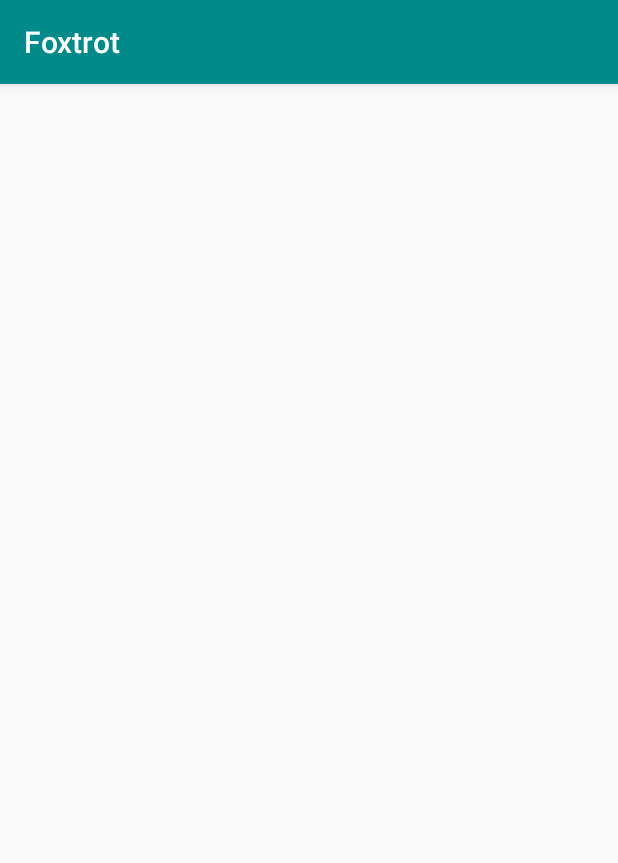
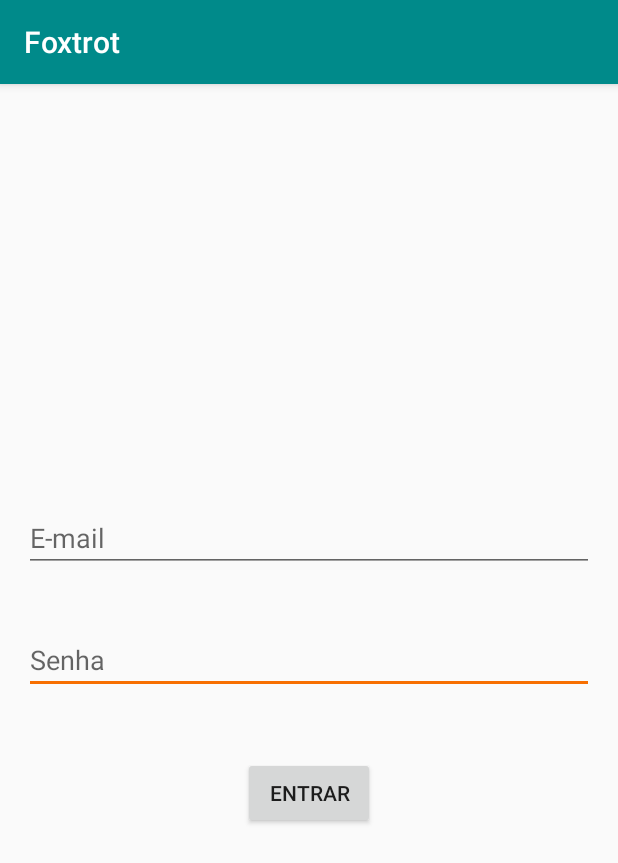
Before and after one commit to Rafaciba/Foxtrot, an Android app: the screen it shows after launch (LoginActivity), on a phone screen of 412 x 824 dp. Shown: the top 863 px of the screen. Run offline under Robolectric (Android 15) with nearby library versions, the phone set to English and light mode, and no system bars.

Commit message:
Alteração activity de login

```diff
--- a/app/src/main/res/layout/activity_login.xml
+++ b/app/src/main/res/layout/activity_login.xml
@@ -10,4 +10,35 @@
     android:paddingTop="@dimen/activity_vertical_margin"
     tools:context="net.sistemasparainter.foxtrot.daragadito.foxtrot.LoginActivity">
 
+    <EditText
+        android:layout_width="wrap_content"
+        android:layout_height="wrap_content"
+        android:inputType="textPassword"
+        android:ems="10"
+        android:layout_centerVertical="true"
+        android:layout_alignParentStart="true"
+        android:id="@+id/etSenha"
+        android:layout_alignParentEnd="true"
+        android:hint="Senha" />
+
+    <Button
+        android:text="Entrar"
+        android:layout_width="wrap_content"
+        android:layout_height="wrap_content"
+        android:layout_below="@+id/etSenha"
+        android:layout_centerHorizontal="true"
+        android:layout_marginTop="42dp"
+        android:id="@+id/btnLogin" />
+
+    <EditText
+        android:layout_width="wrap_content"
+        android:layout_height="wrap_content"
+        android:inputType="textEmailAddress"
+        android:ems="10"
+        android:id="@+id/etEmail"
+        android:hint="E-mail"
+        android:layout_marginBottom="36dp"
+        android:layout_above="@+id/etSenha"
+        android:layout_alignParentStart="true"
+        android:layout_alignParentEnd="true" />
 </RelativeLayout>
```
